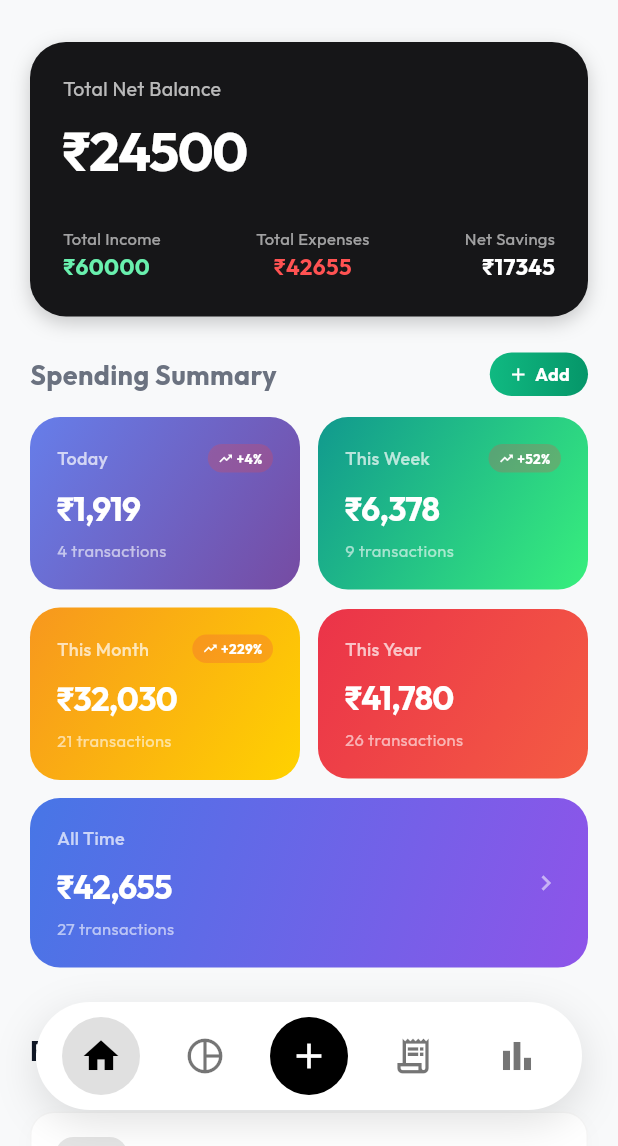
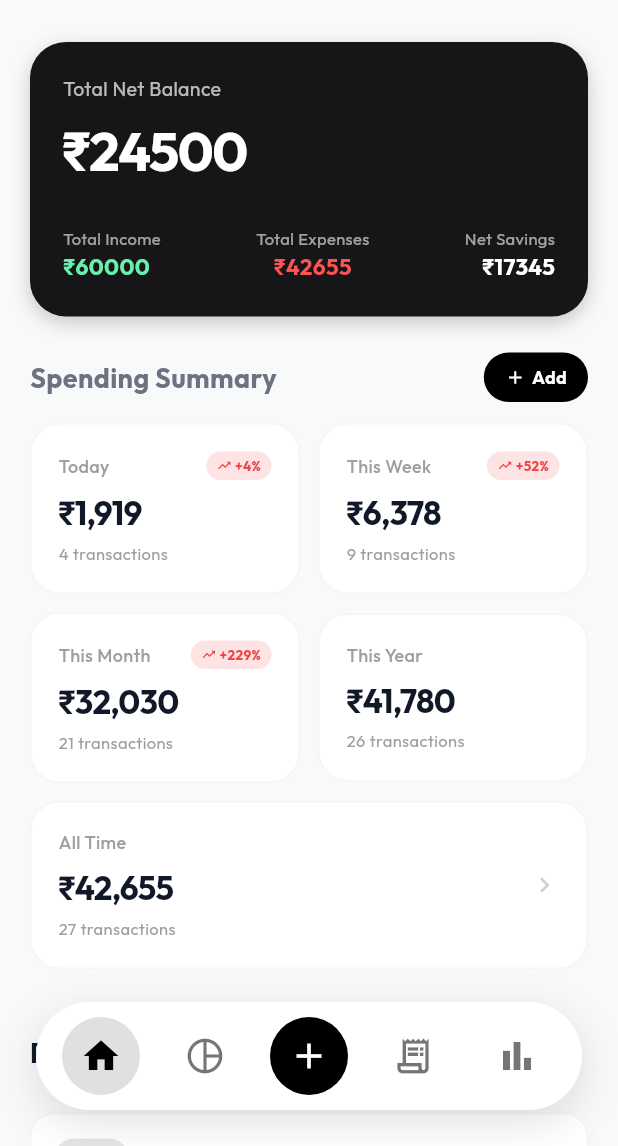
Before and after one commit to mohas7im/spendwise, a Flutter app: the screen it shows after launch, item 2 of the bottom bar chosen, on a phone screen of 412 x 824 dp, the part 90-1236 px from its top. Run offline on Flutter 3.47's test engine with Material 3 defaults, Android fonts, the phone set to English and light mode, and no system bars; our stand-ins replace fl_chart, google_fonts; network calls fail.

Commit message:
style: remove gradients and use standard theme colors for summary and add button

```diff
--- a/lib/screens/dashboard_screen.dart
+++ b/lib/screens/dashboard_screen.dart
@@ -134,16 +134,16 @@ class _DashboardScreenState extends State<DashboardScreen> {
                     builder: (_) => const AddTransactionModal(),
                   ),
                   child: Container(
-                    padding: const EdgeInsets.symmetric(horizontal: 12, vertical: 6),
+                    padding: const EdgeInsets.symmetric(horizontal: 14, vertical: 8),
                     decoration: BoxDecoration(
-                      gradient: const LinearGradient(colors: [Color(0xFF10B981), Color(0xFF059669)]),
+                      color: Theme.of(context).primaryColor,
                       borderRadius: BorderRadius.circular(20),
                     ),
-                    child: const Row(
+                    child: Row(
                       children: [
-                        Icon(Icons.add, size: 14, color: Colors.white),
-                        SizedBox(width: 4),
-                        Text('Add', style: TextStyle(color: Colors.white, fontWeight: FontWeight.bold, fontSize: 12)),
+                        Icon(Icons.add, size: 14, color: Theme.of(context).colorScheme.onPrimary),
+                        const SizedBox(width: 4),
+                        Text('Add', style: TextStyle(color: Theme.of(context).colorScheme.onPrimary, fontWeight: FontWeight.bold, fontSize: 12)),
                       ],
                     ),
                   ),
@@ -206,35 +206,27 @@ class _SpendingSummaryGrid extends StatelessWidget {
       for (var p in periods) p: financeProvider.spendingSummary(p),
     };
 
-    final Map<String, List<Color>> gradients = {
-      'Today': [const Color(0xFF667EEA), const Color(0xFF764BA2)],
-      'This Week': [const Color(0xFF11998E), const Color(0xFF38EF7D)],
-      'This Month': [const Color(0xFFF7971E), const Color(0xFFFFD200)],
-      'This Year': [const Color(0xFFEB3349), const Color(0xFFF45C43)],
-      'All Time': [const Color(0xFF4776E6), const Color(0xFF8E54E9)],
-    };
-
     return Column(children: [
       // First two side by side
       Row(
         children: [
-          Expanded(child: _SummaryCard(period: 'Today', amount: amounts['Today']!, summary: summaries['Today']!, gradient: gradients['Today']!, fmt: fmt)),
+          Expanded(child: _SummaryCard(period: 'Today', amount: amounts['Today']!, summary: summaries['Today']!, fmt: fmt)),
           const SizedBox(width: 12),
-          Expanded(child: _SummaryCard(period: 'This Week', amount: amounts['This Week']!, summary: summaries['This Week']!, gradient: gradients['This Week']!, fmt: fmt)),
+          Expanded(child: _SummaryCard(period: 'This Week', amount: amounts['This Week']!, summary: summaries['This Week']!, fmt: fmt)),
         ],
       ),
       const SizedBox(height: 12),
       // Next two side by side
       Row(
         children: [
-          Expanded(child: _SummaryCard(period: 'This Month', amount: amounts['This Month']!, summary: summaries['This Month']!, gradient: gradients['This Month']!, fmt: fmt)),
+          Expanded(child: _SummaryCard(period: 'This Month', amount: amounts['This Month']!, summary: summaries['This Month']!, fmt: fmt)),
           const SizedBox(width: 12),
-          Expanded(child: _SummaryCard(period: 'This Year', amount: amounts['This Year']!, summary: summaries['This Year']!, gradient: gradients['This Year']!, fmt: fmt)),
+          Expanded(child: _SummaryCard(period: 'This Year', amount: amounts['This Year']!, summary: summaries['This Year']!, fmt: fmt)),
         ],
       ),
       const SizedBox(height: 12),
       // All Time – full width
-      _SummaryCard(period: 'All Time', amount: amounts['All Time']!, summary: summaries['All Time']!, gradient: gradients['All Time']!, fmt: fmt, fullWidth: true),
+      _SummaryCard(period: 'All Time', amount: amounts['All Time']!, summary: summaries['All Time']!, fmt: fmt, fullWidth: true),
     ]);
   }
 }
@@ -243,13 +235,12 @@ class _SummaryCard extends StatelessWidget {
   final String period;
   final double amount;
   final Map<String, dynamic> summary;
-  final List<Color> gradient;
   final NumberFormat fmt;
   final bool fullWidth;
 
   const _SummaryCard({
     required this.period, required this.amount, required this.summary,
-    required this.gradient, required this.fmt, this.fullWidth = false,
+    required this.fmt, this.fullWidth = false,
   });
 
   @override
@@ -263,14 +254,15 @@ class _SummaryCard extends StatelessWidget {
       child: Container(
         padding: const EdgeInsets.all(18),
         decoration: BoxDecoration(
-          gradient: LinearGradient(colors: gradient, begin: Alignment.topLeft, end: Alignment.bottomRight),
+          color: Theme.of(context).cardColor,
           borderRadius: BorderRadius.circular(20),
+          border: Border.all(color: Colors.grey.withOpacity(0.1)),
         ),
         child: fullWidth
             ? Row(
                 children: [
                   Expanded(child: _CardContent(period: period, amount: amount, count: count, pctChange: pctChange, up: up, fmt: fmt)),
-                  const Icon(Icons.chevron_right, color: Colors.white54, size: 20),
+                  Icon(Icons.chevron_right, color: Colors.grey.withOpacity(0.5), size: 20),
                 ],
               )
             : _CardContent(period: period, amount: amount, count: count, pctChange: pctChange, up: up, fmt: fmt),
@@ -297,21 +289,21 @@ class _CardContent extends StatelessWidget {
         Row(
           mainAxisAlignment: MainAxisAlignment.spaceBetween,
           children: [
-            Text(period, style: const TextStyle(color: Colors.white70, fontSize: 12, fontWeight: FontWeight.w500)),
+            Text(period, style: const TextStyle(color: Colors.grey, fontSize: 12, fontWeight: FontWeight.w500)),
             if (pctChange != null)
               Container(
                 padding: const EdgeInsets.symmetric(horizontal: 7, vertical: 3),
                 decoration: BoxDecoration(
-                  color: (up ? const Color(0xFFEF4444) : const Color(0xFF10B981)).withOpacity(0.25),
+                  color: (up ? const Color(0xFFEF4444) : const Color(0xFF10B981)).withOpacity(0.15),
                   borderRadius: BorderRadius.circular(10),
                 ),
                 child: Row(
                   mainAxisSize: MainAxisSize.min,
                   children: [
-                    Icon(up ? Icons.trending_up : Icons.trending_down, size: 10, color: Colors.white),
+                    Icon(up ? Icons.trending_up : Icons.trending_down, size: 10, color: up ? const Color(0xFFEF4444) : const Color(0xFF10B981)),
                     const SizedBox(width: 2),
                     Text('${up ? '+' : ''}${pctChange!.toStringAsFixed(0)}%',
-                      style: const TextStyle(color: Colors.white, fontSize: 9, fontWeight: FontWeight.bold)),
+                      style: TextStyle(color: up ? const Color(0xFFEF4444) : const Color(0xFF10B981), fontSize: 9, fontWeight: FontWeight.bold)),
                   ],
                 ),
               ),
@@ -319,10 +311,10 @@ class _CardContent extends StatelessWidget {
         ),
         const SizedBox(height: 8),
         Text('₹${fmt.format(amount)}',
-          style: const TextStyle(color: Colors.white, fontSize: 22, fontWeight: FontWeight.bold, letterSpacing: -0.5)),
+          style: Theme.of(context).textTheme.titleLarge?.copyWith(fontSize: 22, fontWeight: FontWeight.bold, letterSpacing: -0.5)),
         const SizedBox(height: 4),
         Text('$count transaction${count != 1 ? 's' : ''}',
-          style: const TextStyle(color: Colors.white60, fontSize: 11)),
+          style: const TextStyle(color: Colors.grey, fontSize: 11)),
       ],
     );
   }
```
Also changed, not shown: lib/widgets/spending_breakdown_sheet.dart (+12 -14 lines).
